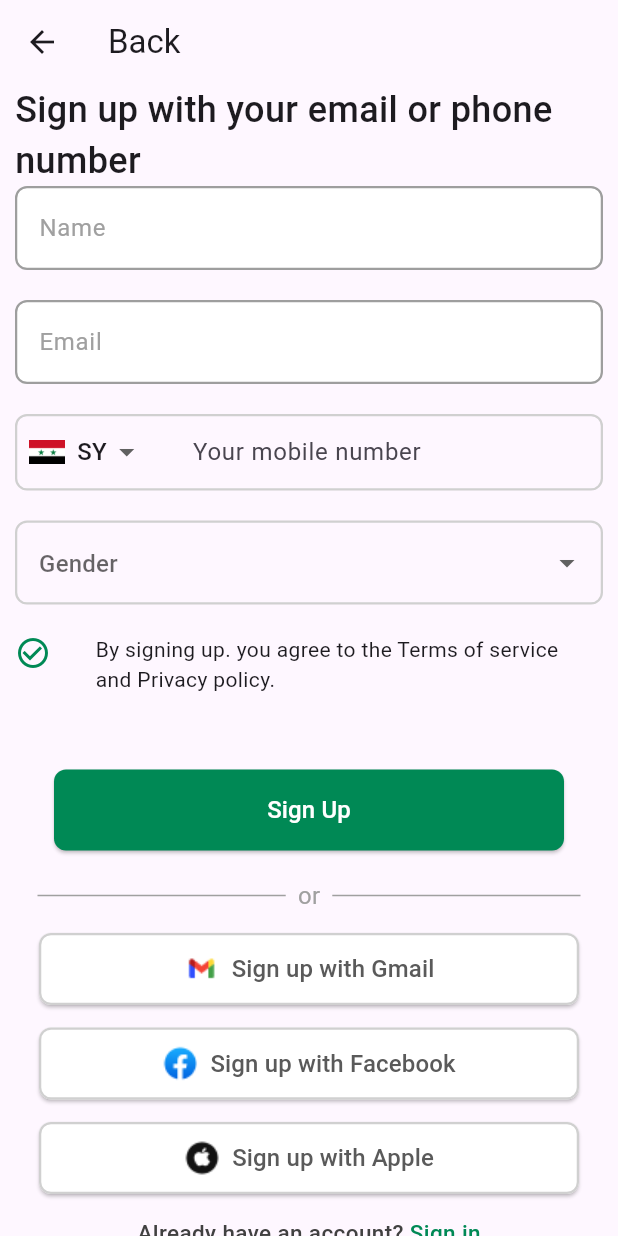
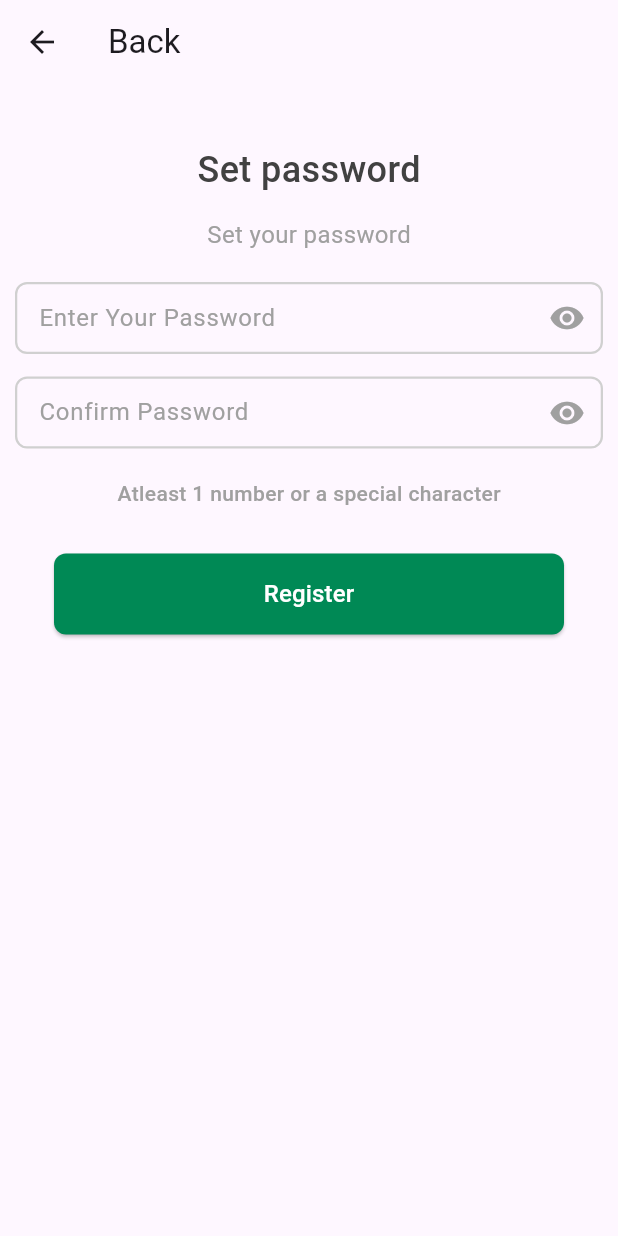
Before and after one commit to mohammedbatal/rideshare, a Flutter app: the Signup screen opened directly, after a tap on "Sign Up", on a phone screen of 412 x 824 dp. Run offline on Flutter 3.47's test engine with Material 3 defaults, Android fonts, the phone set to English and light mode, and no system bars; our stand-ins replace get.

Commit message:
add SetPassword

```diff
--- a/lib/controller/onboarding_controller.dart
+++ b/lib/controller/onboarding_controller.dart
@@ -1,7 +1,7 @@
 import 'package:flutter/material.dart';
 import 'package:get/get.dart';
 import 'package:rideshare/resources/static_onboarding.dart';
-import 'package:rideshare/view/screen/auth/login.dart';
+import 'package:rideshare/view/screen/auth/welcome.dart';
 
 abstract class OnboardingController extends GetxController {
   next();
--- a/lib/resources/app_strings.dart
+++ b/lib/resources/app_strings.dart
@@ -3,6 +3,7 @@
 class AppStrings {
   // Onboarding
   static const String skip = 'Skip';
+  static const String EnterYourPassword = 'Enter Your Password';
   static const String or = 'or';
   static const String onboarding01Title = 'Anywhere you are';
   static const String onboarding01Content =
--- /dev/null
+++ b/lib/view/screen/auth/set_password.dart
@@ -0,0 +1,65 @@
+import 'package:flutter/material.dart';
+import 'package:rideshare/resources/app_colors.dart';
+import 'package:rideshare/resources/app_strings.dart';
+import 'package:rideshare/view/widgets/buttons.dart';
+import 'package:rideshare/view/widgets/textfields.dart';
+
+class SetPassword extends StatelessWidget {
+  const SetPassword({super.key});
+
+  @override
+  Widget build(BuildContext context) {
+    TextEditingController passController = TextEditingController();
+    TextEditingController confirmPasswordController = TextEditingController();
+    return Scaffold(
+      appBar: AppBar(title: const Text(AppStrings.Back)),
+      body: SingleChildScrollView(
+        child: Padding(
+          padding: const EdgeInsets.symmetric(horizontal: 10),
+          child: Column(
+            mainAxisAlignment: MainAxisAlignment.center,
+            children: [
+              const SizedBox(width: double.infinity, height: 40),
+              const Text(
+                AppStrings.Setpassword,
+                style: TextStyle(
+                    fontSize: 24,
+                    fontWeight: FontWeight.w500,
+                    color: AppColors.griyColortitle),
+              ),
+              const SizedBox(height: 15),
+              const Text(
+                AppStrings.Setyourpassword,
+                style: TextStyle(
+                    fontSize: 16,
+                    fontWeight: FontWeight.w400,
+                    color: AppColors.griyColor),
+              ),
+              const SizedBox(height: 20),
+              FlexibleTextField(
+                  isPasswordField: true,
+                  controller: passController,
+                  hintText: AppStrings.EnterYourPassword),
+              const SizedBox(height: 15),
+              FlexibleTextField(
+                  isPasswordField: true,
+                  controller: confirmPasswordController,
+                  hintText: AppStrings.ConfirmPassword),
+              const SizedBox(height: 20),
+              const Text(AppStrings.Atleast1numberoraspecialcharacter,
+                  style: TextStyle(
+                      color: AppColors.griyColor,
+                      fontSize: 14,
+                      fontWeight: FontWeight.w500)),
+              const SizedBox(height: 30),
+              PrimaryButton(
+                  text: AppStrings.Register,
+                  onPressed: () {},
+                  color: AppColors.primarycolor)
+            ],
+          ),
+        ),
+      ),
+    );
+  }
+}
--- a/lib/view/screen/auth/signup.dart
+++ b/lib/view/screen/auth/signup.dart
@@ -1,7 +1,10 @@
 import 'package:flutter/material.dart';
+import 'package:get/get.dart';
+import 'package:get/get_core/src/get_main.dart';
 import 'package:rideshare/resources/app_assets.dart';
 import 'package:rideshare/resources/app_colors.dart';
 import 'package:rideshare/resources/app_strings.dart';
+import 'package:rideshare/view/screen/auth/set_password.dart';
 import 'package:rideshare/view/widgets/buttons.dart';
 import 'package:rideshare/view/widgets/textfields.dart';
 
@@ -57,7 +60,7 @@ class Signup extends StatelessWidget {
                 color: AppColors.primarycolor,
                 text: AppStrings.SignUp,
                 onPressed: () {
-                  // Get.to(Signup());
+                  Get.to(SetPassword());
                 },
               ),
               const SizedBox(height: 5),
--- a/lib/view/widgets/textfields.dart
+++ b/lib/view/widgets/textfields.dart
@@ -168,16 +168,17 @@ class _FlexibleTextFieldState extends State<FlexibleTextField> {
       obscureText: widget.isPasswordField ? _obscureText : false,
       decoration: InputDecoration(
         hintText: widget.hintText,
+        hintStyle: TextStyle(color: AppColors.griyColor),
         prefixIcon: widget.isSearchField
-            ? Icon(Icons.search)
+            ? const Icon(Icons.search, color: AppColors.griyColor)
             : widget.prefixIcon != null
-                ? Icon(widget.prefixIcon)
+                ? Icon(widget.prefixIcon, color: AppColors.griyColor)
                 : null,
         suffixIcon: widget.isPasswordField
             ? IconButton(
                 icon: Icon(
-                  _obscureText ? Icons.visibility : Icons.visibility_off,
-                ),
+                    _obscureText ? Icons.visibility : Icons.visibility_off,
+                    color: AppColors.griyColor),
                 onPressed: () {
                   setState(() {
                     _obscureText = !_obscureText;
@@ -187,21 +188,21 @@ class _FlexibleTextFieldState extends State<FlexibleTextField> {
             : null,
         border: OutlineInputBorder(
           borderRadius: BorderRadius.circular(8),
-          borderSide: BorderSide(
+          borderSide: const BorderSide(
             color: Color(0xffD0D0D0),
             width: 1.5,
           ),
         ),
         enabledBorder: OutlineInputBorder(
           borderRadius: BorderRadius.circular(8),
-          borderSide: BorderSide(
+          borderSide: const BorderSide(
             color: Color(0xffD0D0D0),
             width: 1.5,
           ),
         ),
         focusedBorder: OutlineInputBorder(
           borderRadius: BorderRadius.circular(8),
-          borderSide: BorderSide(
+          borderSide: const BorderSide(
             color: Colors.blue,
             width: 2.0,
           ),
```
Also changed, not shown: lib/view/screen/auth/welcome.dart (renamed from lib/view/screen/auth/login.dart).
